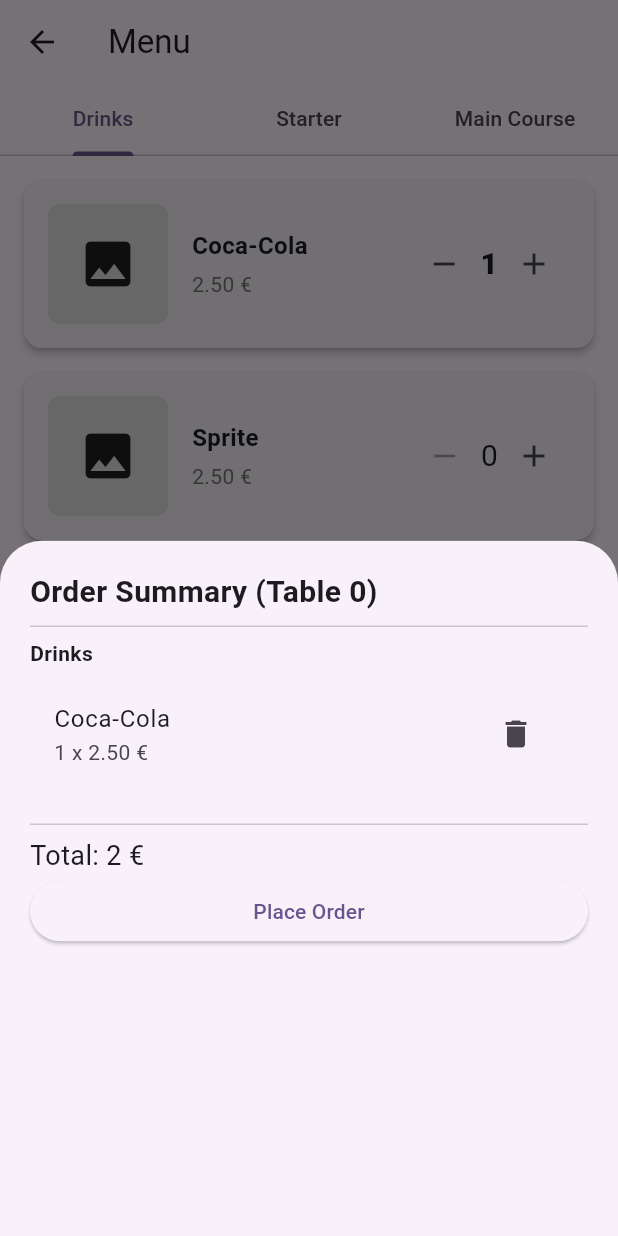
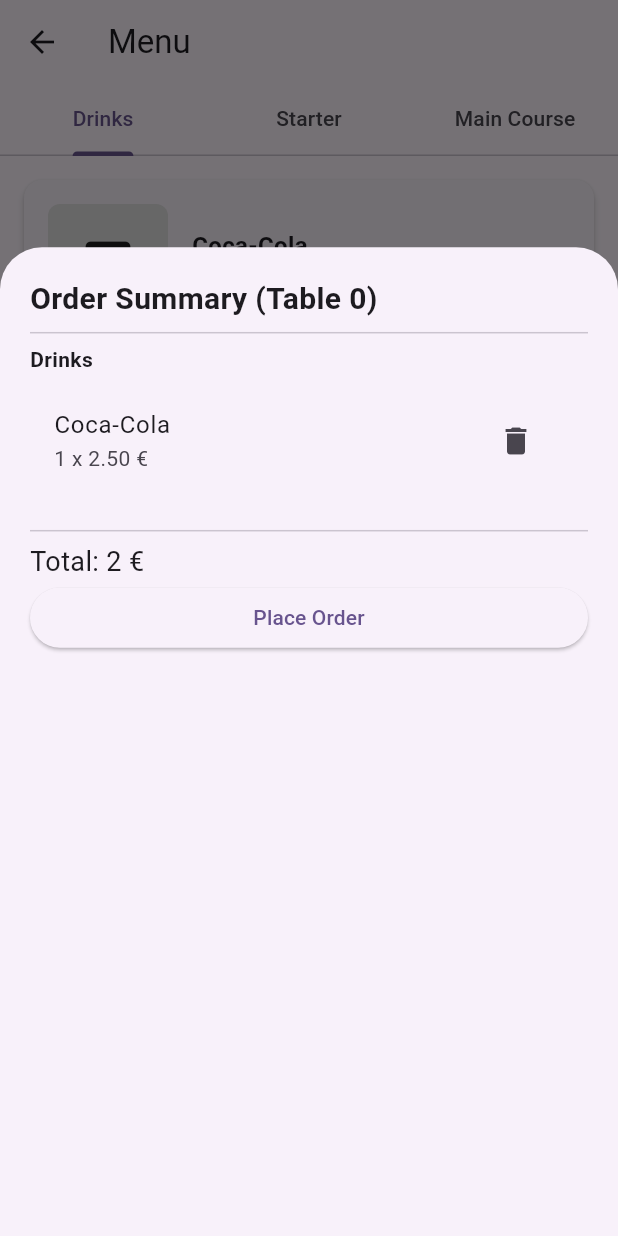
Before and after one commit to azackmatoff/waiters_app, a Flutter app: the MenuView screen opened directly with empty values, after a tap on the "add" icon, after a tap on "View Order", on a phone screen of 412 x 824 dp. Run offline on Flutter 3.47's test engine with Material 3 defaults, Android fonts, the phone set to English and light mode, and no system bars; our stand-ins replace flutter_bloc, get_it, sqflite; accounts and stored records are empty.

Commit message:
Some changes made

```diff
--- a/lib/app/data/models/order_model.dart
+++ b/lib/app/data/models/order_model.dart
@@ -6,7 +6,7 @@
 
 @JsonSerializable(explicitToJson: true)
 class OrderModel {
-  final int id;
+  final String id;
   final int tableNumber;
   final List<MenuItem>? drinks;
   final List<MenuItem>? firstMeals;
@@ -28,7 +28,7 @@
 
   factory OrderModel.initial() {
     return OrderModel(
-      id: 0, // Or whatever default ID you prefer
+      id: '', // Or whatever default ID you prefer
       tableNumber: 0, // Or a default table number
       waiterId: 0, // Or a default waiter ID
       totalPrice: 0, // Or null if you want
@@ -41,7 +41,7 @@
   Map<String, dynamic> toJson() => _$OrderModelToJson(this);
 
   OrderModel copyWith({
-    int? id,
+    String? id,
     int? tableNumber,
     int? waiterId,
     int? totalPrice,
--- a/lib/app/presentation/menu/cubit/menu_view_cubit.dart
+++ b/lib/app/presentation/menu/cubit/menu_view_cubit.dart
@@ -1,4 +1,5 @@
 import 'package:flutter_bloc/flutter_bloc.dart';
+import 'package:uuid/uuid.dart';
 import 'package:waiters_app/app/common/constants/dummy_content/dummy_content.dart';
 import 'package:waiters_app/app/data/models/menu_item.dart';
 import 'package:waiters_app/app/data/models/order_model.dart';
@@ -44,7 +45,7 @@
   void _updateQuantity(MenuItem item, List<MenuItem> itemList, {bool decrease = false}) {
     final updatedItems = itemList.map((i) {
       if (i == item) {
-        final newQuantity = (decrease ? i.quantity - 1 : i.quantity + 1).clamp(0, 99);
+        final newQuantity = (decrease ? i.quantity - 1 : i.quantity + 1);
         return i.copyWith(quantity: newQuantity);
       }
       return i;
@@ -74,13 +75,13 @@
     final totalItems = selectedDrinks.length + selectedStarters.length + selectedMainCourses.length;
     if (totalItems == 0) {
       // Handle the case where no items are selected (e.g., show an error message)
-      return OrderModel(id: 0, tableNumber: 0, waiterId: 0, totalPrice: 0); // Return a dummy object
+      return OrderModel(id: '', tableNumber: 0, waiterId: 0, totalPrice: 0); // Return a dummy object
     }
 
     final totalPrice = _calculateTotalPrice(selectedDrinks, selectedStarters, selectedMainCourses);
 
     return OrderModel(
-      id: 0, // Replace with your logic to generate an order ID
+      id: const Uuid().v4(), // Replace with your logic to generate an order ID
       tableNumber: tableNumber,
       drinks: selectedDrinks,
       firstMeals: selectedStarters,
--- a/lib/app/presentation/menu/view/menu_view.dart
+++ b/lib/app/presentation/menu/view/menu_view.dart
@@ -2,7 +2,6 @@
 
 import 'package:flutter_bloc/flutter_bloc.dart';
 
-import 'package:waiters_app/app/common/constants/dummy_content/dummy_content.dart';
 import 'package:waiters_app/app/data/models/menu_item.dart';
 import 'package:waiters_app/app/data/models/order_model.dart';
 import 'package:waiters_app/app/presentation/menu/cubit/menu_view_cubit.dart';
@@ -61,7 +60,16 @@
 
               // Bottom Container (visible if items are selected)
               if (state.totalSelectedItems > 0) // Conditionally show the container
-                Container(
+                _bottomContainer(state, context),
+            ],
+          );
+        },
+      ),
+    );
+  }
+
+  Widget _bottomContainer(MenuViewCubitState state, BuildContext context) {
+    return Container(
       padding: const EdgeInsets.symmetric(vertical: 16, horizontal: 24),
       decoration: BoxDecoration(
         color: Colors.grey[200], // Background color
@@ -78,16 +86,18 @@
           ),
           ElevatedButton(
             onPressed: () {
-                          _showOrderSummary(context, _cubit.createOrderModel(widget.tableNumber, 1));
+              _showOrderSummary(
+                  context,
+                  _cubit.createOrderModel(
+                    widget.tableNumber,
+
+                    /// dummy waiter id
+                    widget.tableNumber + 1,
+                  ));
             },
             child: const Text('View Order'),
           ),
         ],
-                  ),
-                ),
-            ],
-          );
-        },
       ),
     );
   }
@@ -118,7 +128,13 @@
   void _showOrderSummary(BuildContext context, OrderModel order) {
     showModalBottomSheet(
       context: context,
-      builder: (context) => OrderSummaryBottomSheet(order: order),
+      isScrollControlled: true,
+      builder: (context) {
+        return FractionallySizedBox(
+          heightFactor: 0.8,
+          child: OrderSummaryBottomSheet(order: order),
+        );
+      },
     );
   }
 }
--- a/lib/app/presentation/menu/view/wigdets/order_summary/widget/order_summary_bottom_sheet.dart
+++ b/lib/app/presentation/menu/view/wigdets/order_summary/widget/order_summary_bottom_sheet.dart
@@ -47,7 +47,7 @@
             controller: _scrollController,
             children: [
               if (state is OrderSummaryList) ..._buildForSummaryList(state),
-              if (state is OrderSummarySuccess) Text('Order has been placed for total of: ${state.order.totalPrice}'),
+              if (state is OrderSummarySuccess) Text('Order has been placed for total of: ${state.order.totalPrice} €'),
               if (state is OrderSummaryError) Text('Error: ${state.error}'),
               ElevatedButton(
                 onPressed: () {
--- a/pubspec.yaml
+++ b/pubspec.yaml
@@ -20,6 +20,7 @@
   get_it: ^7.6.7
   json_serializable: ^6.8.0
   equatable: ^2.0.5
+  uuid: ^4.4.0
 
 
 dev_dependencies:
```
Also changed, not shown: lib/app/data/models/order_model.g.dart, pubspec.lock. Lines whose indentation alone changed are shown as unchanged.
